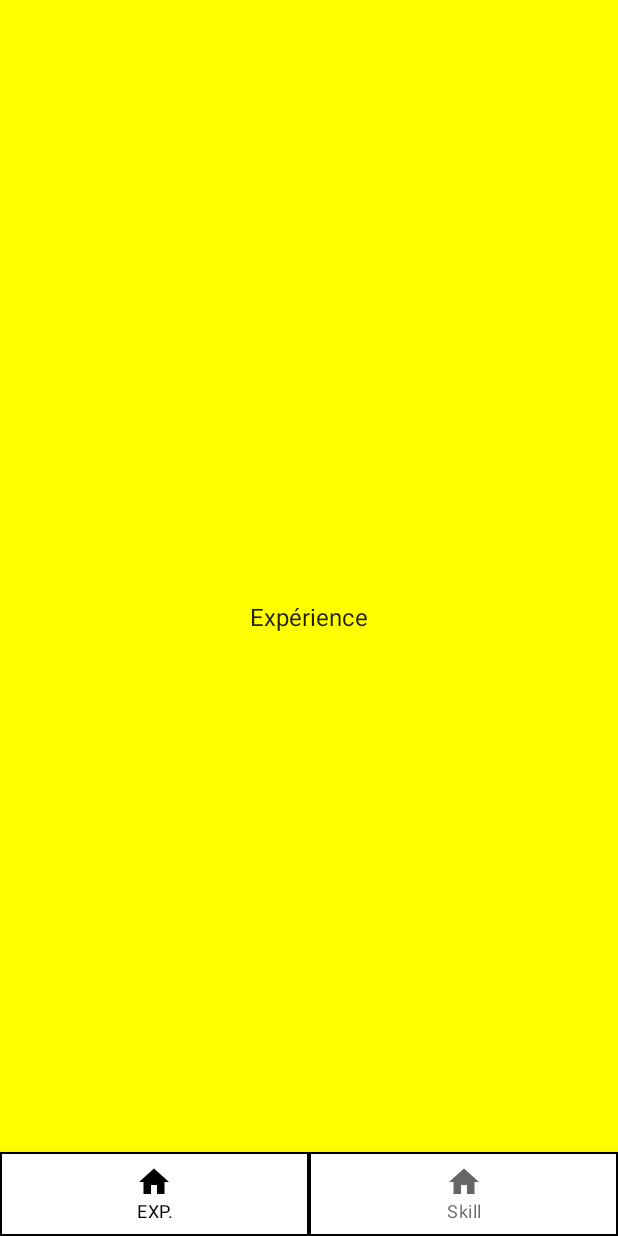
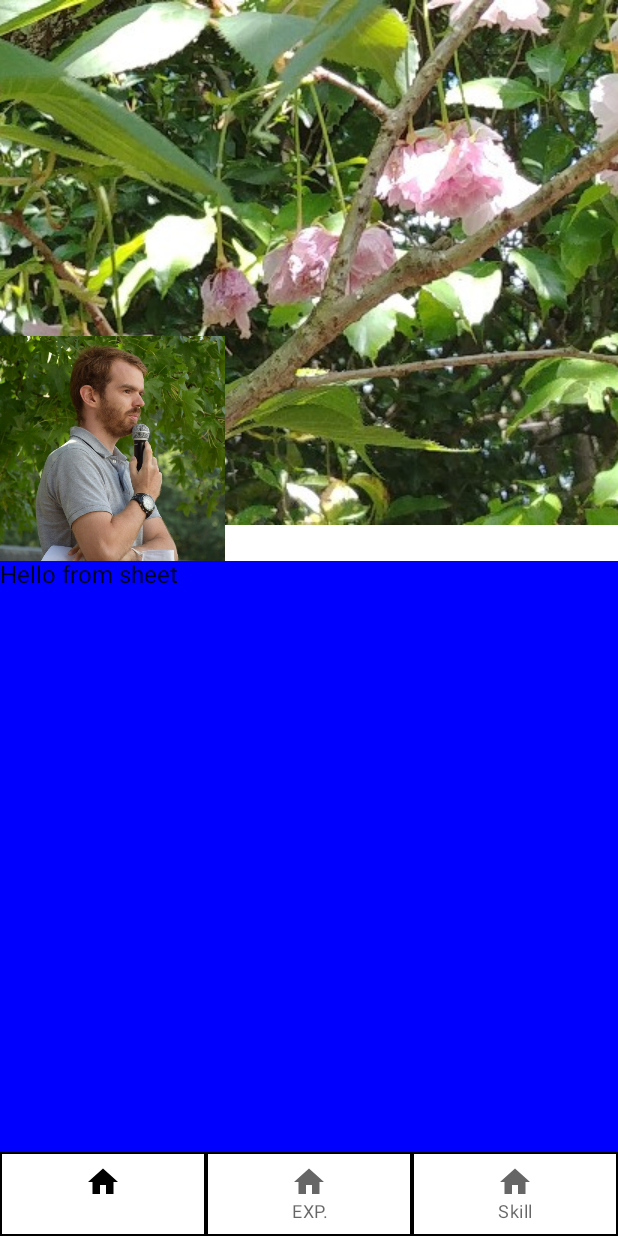
Before and after one commit to AdrienMDevMobile/ComposeCV, an Android app built with Jetpack Compose: the screen it shows after launch (MainActivity), on a phone screen of 412 x 824 dp. Run offline under Robolectric (Android 15) with nearby library versions, the phone set to English and light mode, and no system bars.

Commit message:
Adding welcome fragment.

```diff
--- a/app/src/main/java/com/adrienmandroid/composecv/MainActivity.kt
+++ b/app/src/main/java/com/adrienmandroid/composecv/MainActivity.kt
@@ -3,9 +3,11 @@ package com.adrienmandroid.composecv
 import android.os.Bundle
 import androidx.activity.ComponentActivity
 import androidx.activity.compose.setContent
+import androidx.compose.material.ExperimentalMaterialApi
 import com.adrienmandroid.composecv.ui.theme.ComposeCVTheme
 import com.adrienmandroid.composerandom.MainScreen
 
+@ExperimentalMaterialApi
 class MainActivity : ComponentActivity() {
     override fun onCreate(savedInstanceState: Bundle?) {
         super.onCreate(savedInstanceState)
--- a/app/src/main/java/com/adrienmandroid/composecv/data/BottomNavGraph.kt
+++ b/app/src/main/java/com/adrienmandroid/composecv/data/BottomNavGraph.kt
@@ -1,5 +1,6 @@
 package com.adrienmandroid.composecv.data
 
+import androidx.compose.material.ExperimentalMaterialApi
 import androidx.compose.material.icons.Icons
 import androidx.compose.material.icons.filled.Home
 import androidx.compose.runtime.Composable
@@ -8,23 +9,29 @@ import androidx.navigation.compose.NavHost
 import androidx.navigation.compose.composable
 import com.adrienmandroid.composecv.ui.fragments.ExperienceFragment
 import com.adrienmandroid.composecv.ui.fragments.SkillFragment
+import com.adrienmandroid.composecv.ui.fragments.WelcomeFragment
 
 //Navigation graph informations.
 object BottomNavGraph {
 
+    val Welcome = BottomNavElement("welcome", "", Icons.Default.Home)
     val Exp = BottomNavElement("experience", "EXP.", Icons.Default.Home)
     val Skill = BottomNavElement("skill", "Skill", Icons.Default.Home)
 
-    val array = arrayOf(Exp, Skill)
+    val array = arrayOf(Welcome, Exp, Skill)
 
 }
 
 //Will host the informations from the Nav graph.
+@ExperimentalMaterialApi
 @Composable
 fun BottomNavGraphHost(navController: NavHostController) {
     NavHost(navController = navController,
         startDestination = BottomNavGraph.array[0].route)
     {
+        composable(route=BottomNavGraph.Welcome.route){
+            WelcomeFragment()
+        }
         composable(route = BottomNavGraph.Exp.route) {
             ExperienceFragment()
         }
--- a/app/src/main/java/com/adrienmandroid/composecv/ui/MainScreen.kt
+++ b/app/src/main/java/com/adrienmandroid/composecv/ui/MainScreen.kt
@@ -1,5 +1,6 @@
 package com.adrienmandroid.composerandom
 
+import androidx.compose.material.ExperimentalMaterialApi
 import androidx.compose.material.Scaffold
 import androidx.compose.runtime.Composable
 import androidx.navigation.compose.rememberNavController
@@ -8,6 +9,7 @@ import com.adrienmandroid.composecv.data.BottomNavGraphHost
 
 
 //The screen + the bar at the bottom, under it.
+@ExperimentalMaterialApi
 @Composable
 fun MainScreen() {
     val navController = rememberNavController()
--- /dev/null
+++ b/app/src/main/java/com/adrienmandroid/composecv/ui/fragments/WelcomeFragment.kt
@@ -0,0 +1,63 @@
+package com.adrienmandroid.composecv.ui.fragments
+
+import androidx.compose.foundation.Image
+import androidx.compose.foundation.background
+import androidx.compose.foundation.layout.*
+import androidx.compose.material.*
+import androidx.compose.runtime.Composable
+import androidx.compose.ui.Modifier
+import androidx.compose.ui.graphics.Color
+import androidx.compose.ui.layout.ContentScale
+import androidx.compose.ui.res.painterResource
+import androidx.compose.ui.unit.dp
+import com.adrienmandroid.composecv.R
+
+@ExperimentalMaterialApi
+@Composable
+fun WelcomeFragment() {
+
+    val bottomSheetScaffoldState = rememberBottomSheetScaffoldState(
+        bottomSheetState = rememberBottomSheetState(BottomSheetValue.Collapsed)
+    )
+    BottomSheetScaffold(
+        scaffoldState = bottomSheetScaffoldState,
+        sheetBackgroundColor = Color.Transparent,
+        sheetElevation = 0.dp,
+        sheetContent = {
+            Box(
+                Modifier
+                    .fillMaxWidth()
+                    .fillMaxHeight().background(Color.Transparent)
+            ) {
+                Column(Modifier.background(Color.Transparent)) {
+                    Image(
+                        painter = painterResource(R.drawable.profile_picture),
+                        contentDescription = "Picture",
+                        /*contentScale = ContentScale.Crop, */
+                        modifier = Modifier.width(150.dp).height(150.dp)
+                    )
+                    Box(
+                        Modifier
+                            .fillMaxWidth()
+                            .fillMaxHeight()
+                            .background(Color.Blue)
+                    ){
+                        Text(text = "Hello from sheet")
+                    }
+                }
+
+            }
+
+        }, sheetPeekHeight = 600.dp
+        , modifier = Modifier.background(Color.Green)
+    ) {
+        //Under the bottom sheet
+        Image(
+            painter = painterResource(R.drawable.background_picture),
+            contentDescription = "Background",
+            contentScale = ContentScale.Crop,
+            modifier = Modifier.fillMaxWidth()
+        )
+
+    }
+}
```
Also changed, not shown: app/src/main/res/drawable/background_picture.jpg (added), app/src/main/res/drawable/profile_picture.jpg (added).
